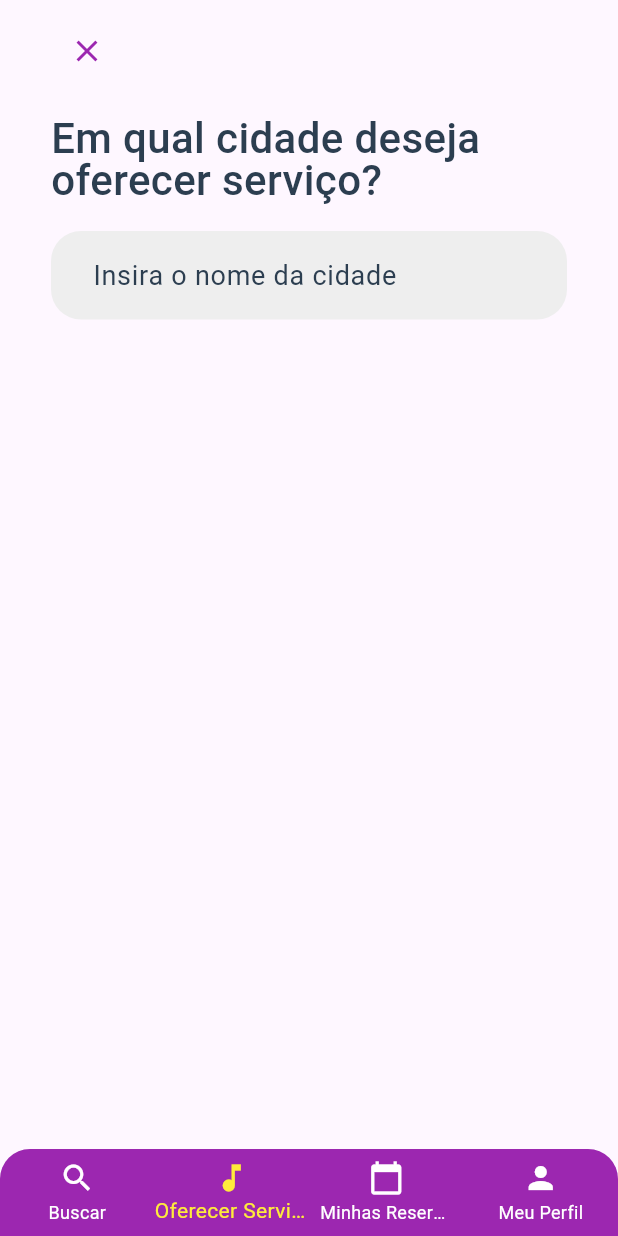
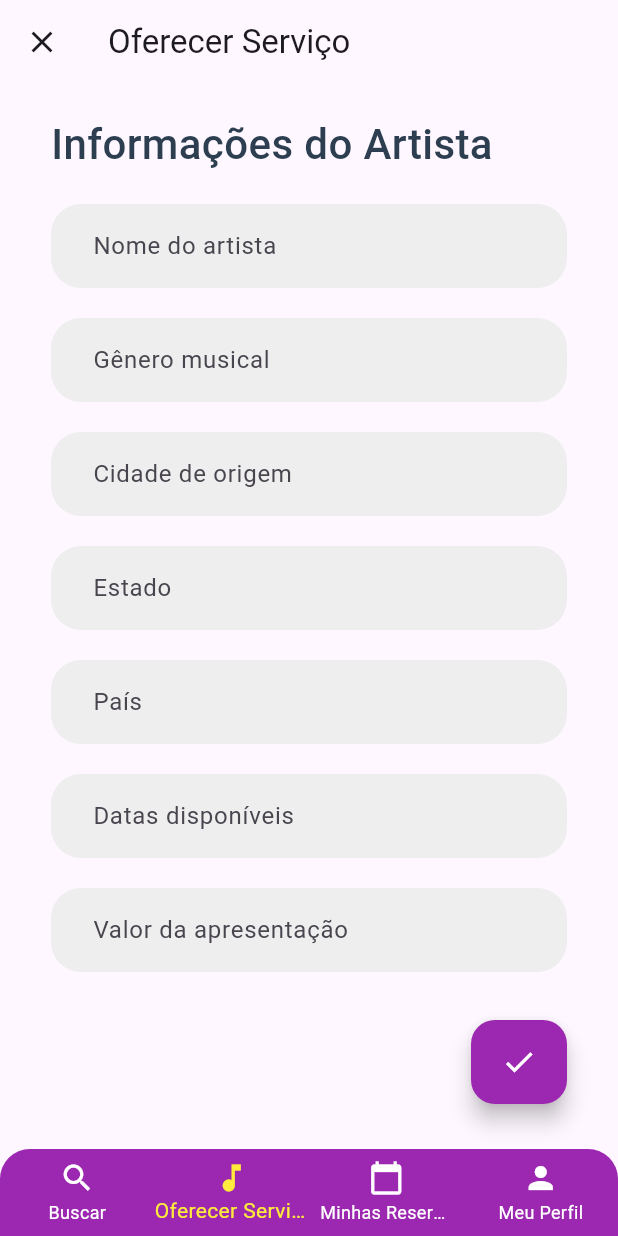
Before and after one commit to antoniosereno95/marcasom, a Flutter app: the OfferService screen opened by its route, on a phone screen of 412 x 824 dp. Run offline on Flutter 3.47's test engine with Material 3 defaults, Android fonts, the phone set to English and light mode, and no system bars; drawn by our look-alikes of flutter_typeahead; our stand-ins replace flutter_svg, page_transition.

Commit message:
Ofereçer Serviços - Formulario Simples
Ofereçer Serviços - a logica de antes ano funcionava e era muito complexa, decidimos refatorar com um formulario simples para poder realizar a entrega do MVP

```diff
--- a/lib/screens/offerService.dart
+++ b/lib/screens/offerService.dart
@@ -1,7 +1,4 @@
 import 'package:flutter/material.dart';
-import 'package:flutter_typeahead/flutter_typeahead.dart';
-import 'package:http/http.dart' as http;
-import 'dart:convert';
 import '../widgets/barraNavegacao.dart';
 
 class OfferService extends StatefulWidget {
@@ -12,83 +9,47 @@ class OfferService extends StatefulWidget {
 }
 
 class _OfferServiceState extends State<OfferService> {
-  int _currentStep = 1;
+  final _formKey = GlobalKey<FormState>();
+  String artistName = '';
   String selectedCity = '';
+  String selectedState = '';
+  String selectedCountry = '';
+  String musicGenre = '';
+  String availableDates = '';
+  String performanceFee = '';
 
   @override
   Widget build(BuildContext context) {
     return Scaffold(
-      body: Padding(
-        padding: const EdgeInsets.symmetric(horizontal: 34.0),
-        child: _buildCurrentStep(),
-      ),
-      bottomNavigationBar: BarraDeNavegacao(
-        selectedIndex: 1,
-        onTap: (index) => _navigateToOfferService(index),
-      ),
-    );
-  }
-
-  void _navigateToOfferService(int index) {
-    if (index == 1 && _currentStep != 1) {
-      setState(() {
-        _currentStep = 1;
-      });
-    }
-  }
-
-  Widget _buildCurrentStep() {
-    if (_currentStep == 1) {
-      return _buildCitySelectionStep();
-    } else if (_currentStep == 2) {
-      return _buildServiceDaysStep();
-    } else if (_currentStep == 3) {
-      return _buildAvailableTimeStep();
-    } else {
-      return Container();
-    }
-  }
-
-  Widget _buildCitySelectionStep() {
-    return Column(
-      crossAxisAlignment: CrossAxisAlignment.start,
-      children: [
-        SizedBox(height: 10),
-        Row(
-          children: [
-            SizedBox(height: 10),
-            IconButton(
+      appBar: AppBar(
+        title: Text('Oferecer Serviço'),
+        leading: IconButton(
+          icon: Icon(Icons.close),
           onPressed: () {
             Navigator.pushNamed(context, '/home');
           },
-              icon: Icon(Icons.close, color: Colors.purple),
         ),
-          ],
       ),
+      body: Padding(
+        padding: const EdgeInsets.symmetric(horizontal: 34.0),
+        child: Form(
+          key: _formKey,
+          child: ListView(
+            children: [
               SizedBox(height: 20),
               Text(
-          'Em qual cidade deseja oferecer serviço?',
+                'Informações do Artista',
                 style: TextStyle(
                   fontFamily: 'Roboto',
-            fontStyle: FontStyle.normal,
                   fontWeight: FontWeight.w500,
                   fontSize: 28,
-            height: 1,
                   color: Color(0xFF2C3E50),
                 ),
               ),
               SizedBox(height: 20),
-        TypeAheadField(
-          textFieldConfiguration: TextFieldConfiguration(
+              TextFormField(
                 decoration: InputDecoration(
-              hintText: 'Insira o nome da cidade',
-              hintStyle: TextStyle(
-                fontFamily: 'Roboto',
-                fontStyle: FontStyle.normal,
-                fontWeight: FontWeight.w400,
-                fontSize: 18,
-                color: Color(0xFF2C3E50),
-              ),
+                  hintText: 'Nome do artista',
                   filled: true,
                   fillColor: Colors.grey[200],
                   border: OutlineInputBorder(
@@ -97,120 +58,176 @@ class _OfferServiceState extends State<OfferService> {
                   ),
                   contentPadding: EdgeInsets.symmetric(vertical: 16, horizontal: 24),
                 ),
-          ),
-          suggestionsCallback: (pattern) async {
-            return await getCities(pattern);
+                validator: (value) {
+                  if (value == null || value.isEmpty) {
+                    return 'Por favor, insira o nome do artista';
+                  }
+                  return null;
                 },
-          itemBuilder: (context, suggestion) {
-            return ListTile(
-              title: Text(suggestion),
-            );
-          },
-          onSuggestionSelected: (suggestion) {
-            setState(() {
-              selectedCity = suggestion;
-              _currentStep = 2;
-            });
+                onSaved: (value) {
+                  artistName = value!;
                 },
               ),
-      ],
-    );
+              SizedBox(height: 20),
+              TextFormField(
+                decoration: InputDecoration(
+                  hintText: 'Gênero musical',
+                  filled: true,
+                  fillColor: Colors.grey[200],
+                  border: OutlineInputBorder(
+                    borderRadius: BorderRadius.circular(20),
+                    borderSide: BorderSide.none,
+                  ),
+                  contentPadding: EdgeInsets.symmetric(vertical: 16, horizontal: 24),
+                ),
+                validator: (value) {
+                  if (value == null || value.isEmpty) {
+                    return 'Por favor, insira o gênero musical';
                   }
-
-  Widget _buildServiceDaysStep() {
-    return Column(
-      crossAxisAlignment: CrossAxisAlignment.start,
-      children: [
-        IconButton(
-          onPressed: () {
-            setState(() {
-              _currentStep = 1;
-            });
+                  return null;
                 },
-          icon: Icon(Icons.arrow_back, color: Colors.purple),
-
+                onSaved: (value) {
+                  musicGenre = value!;
+                },
               ),
-        SizedBox(height: 16),
-        Text(
-          'Dias de serviço disponíveis?',
-          style: TextStyle(
-            fontFamily: 'Roboto',
-            fontStyle: FontStyle.normal,
-            fontWeight: FontWeight.w500,
-            fontSize: 28,
-            height: 1.18,
-            color: Color(0xFF2C3E50),
+              SizedBox(height: 20),
+              TextFormField(
+                decoration: InputDecoration(
+                  hintText: 'Cidade de origem',
+                  filled: true,
+                  fillColor: Colors.grey[200],
+                  border: OutlineInputBorder(
+                    borderRadius: BorderRadius.circular(20),
+                    borderSide: BorderSide.none,
                   ),
+                  contentPadding: EdgeInsets.symmetric(vertical: 16, horizontal: 24),
+                ),
+                validator: (value) {
+                  if (value == null || value.isEmpty) {
+                    return 'Por favor, insira a cidade de origem';
+                  }
+                  return null;
+                },
+                onSaved: (value) {
+                  selectedCity = value!;
+                },
+              ),
+              SizedBox(height: 20),
+              TextFormField(
+                decoration: InputDecoration(
+                  hintText: 'Estado',
+                  filled: true,
+                  fillColor: Colors.grey[200],
+                  border: OutlineInputBorder(
+                    borderRadius: BorderRadius.circular(20),
+                    borderSide: BorderSide.none,
+                  ),
+                  contentPadding: EdgeInsets.symmetric(vertical: 16, horizontal: 24),
+                ),
+                validator: (value) {
+                  if (value == null || value.isEmpty) {
+                    return 'Por favor, insira o estado';
+                  }
+                  return null;
+                },
+                onSaved: (value) {
+                  selectedState = value!;
+                },
+              ),
+              SizedBox(height: 20),
+              TextFormField(
+                decoration: InputDecoration(
+                  hintText: 'País',
+                  filled: true,
+                  fillColor: Colors.grey[200],
+                  border: OutlineInputBorder(
+                    borderRadius: BorderRadius.circular(20),
+                    borderSide: BorderSide.none,
+                  ),
+                  contentPadding: EdgeInsets.symmetric(vertical: 16, horizontal: 24),
+                ),
+                validator: (value) {
+                  if (value == null || value.isEmpty) {
+                    return 'Por favor, insira o país';
+                  }
+                  return null;
+                },
+                onSaved: (value) {
+                  selectedCountry = value!;
+                },
+              ),
+              SizedBox(height: 20),
+              TextFormField(
+                decoration: InputDecoration(
+                  hintText: 'Datas disponíveis',
+                  filled: true,
+                  fillColor: Colors.grey[200],
+                  border: OutlineInputBorder(
+                    borderRadius: BorderRadius.circular(20),
+                    borderSide: BorderSide.none,
+                  ),
+                  contentPadding: EdgeInsets.symmetric(vertical: 16, horizontal: 24),
+                ),
+                validator: (value) {
+                  if (value == null || value.isEmpty) {
+                    return 'Por favor, insira as datas disponíveis';
+                  }
+                  return null;
+                },
+                onSaved: (value) {
+                  availableDates = value!;
+                },
+              ),
+              SizedBox(height: 20),
+              TextFormField(
+                decoration: InputDecoration(
+                  hintText: 'Valor da apresentação',
+                  filled: true,
+                  fillColor: Colors.grey[200],
+                  border: OutlineInputBorder(
+                    borderRadius: BorderRadius.circular(20),
+                    borderSide: BorderSide.none,
+                  ),
+                  contentPadding: EdgeInsets.symmetric(vertical: 16, horizontal: 24),
+                ),
+                validator: (value) {
+                  if (value == null || value.isEmpty) {
+                    return 'Por favor, insira o valor da apresentação';
+                  }
+                  return null;
+                },
+                onSaved: (value) {
+                  performanceFee = value!;
+                },
               ),
               SizedBox(height: 32),
               Align(
                 alignment: Alignment.bottomRight,
                 child: FloatingActionButton.extended(
                   onPressed: () {
-              setState(() {
-                _currentStep = 3;
-              });
+                    if (_formKey.currentState!.validate()) {
+                      _formKey.currentState!.save();
+                      // Process the form data
+                    }
                   },
                   backgroundColor: Colors.purple,
-            label: Icon(Icons.arrow_forward, color: Colors.white),
+                  label: Icon(Icons.check, color: Colors.white),
                 ),
               ),
             ],
+          ),
+        ),
+      ),
+      bottomNavigationBar: BarraDeNavegacao(
+        selectedIndex: 1,
+        onTap: (index) {
+          if (index == 1) {
+            // Mantém a seleção na página atual
+          } else {
+            Navigator.pushNamed(context, '/otherPage'); // Altere '/otherPage' para a rota desejada
+          }
+        },
+      ),
     );
   }
-
-  Widget _buildAvailableTimeStep() {
-    return Column(
-      crossAxisAlignment: CrossAxisAlignment.start,
-      children: [
-        IconButton(
-          onPressed: () {
-            setState(() {
-              _currentStep = 2;
-            });
-          },
-          icon: Icon(Icons.arrow_back, color: Colors.purple),
-        ),
-        SizedBox(height: 16),
-        Text(
-          'Horário disponível para tal dia',
-          style: TextStyle(
-            fontFamily: 'Roboto',
-            fontStyle: FontStyle.normal,
-            fontWeight: FontWeight.w500,
-            fontSize: 28,
-            height: 1.18,
-            color: Color(0xFF2C3E50),
-          ),
-        ),
-        SizedBox(height: 32),
-        Align(
-          alignment: Alignment.bottomRight,
-          child: FloatingActionButton.extended(
-            onPressed: () {
-            },
-            backgroundColor: Colors.purple,
-            label: Icon(Icons.arrow_forward, color: Colors.white),
-          ),
-        ),
-      ],
-    );
 }
-
-  Future<List<String>> getCities(String query) async {
-    final response = await http.get(
-      Uri.parse('https://servicodados.ibge.gov.br/api/v1/localidades/municipios'),
-    );
-
-    if (response.statusCode == 200) {
-      List<dynamic> data = json.decode(response.body);
-      List<String> cities = [];
-      data.forEach((city) {
-        cities.add(city['nome'] + ', ' + city['microrregiao']['mesorregiao']['UF']['sigla']);
-      });
-      return cities.where((city) => city.toLowerCase().contains(query.toLowerCase())).toList();
-    } else {
-      throw Exception('Failed to load cities');
-    }
-  }
-}
```
Lines whose indentation alone changed are shown as unchanged.
